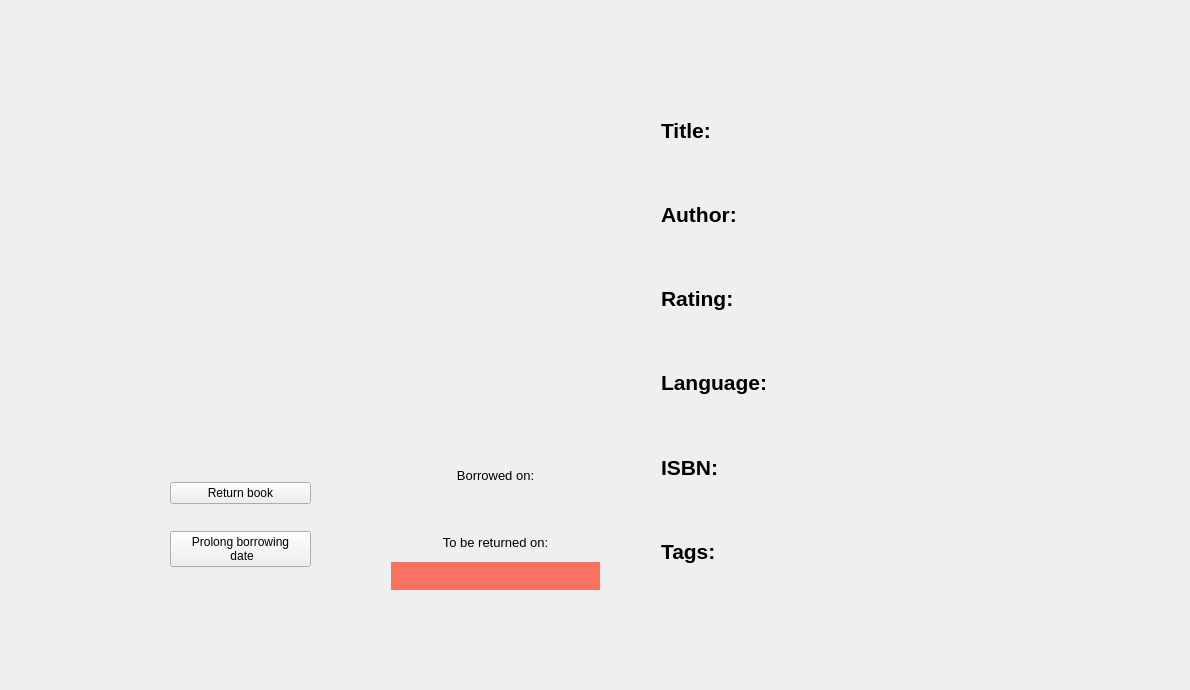
Before: the Qt Designer form Biblioteca/UserApp/BorrowedBookDetails.ui in EchipaSMC/Biblioteca, drawn with Qt 5.
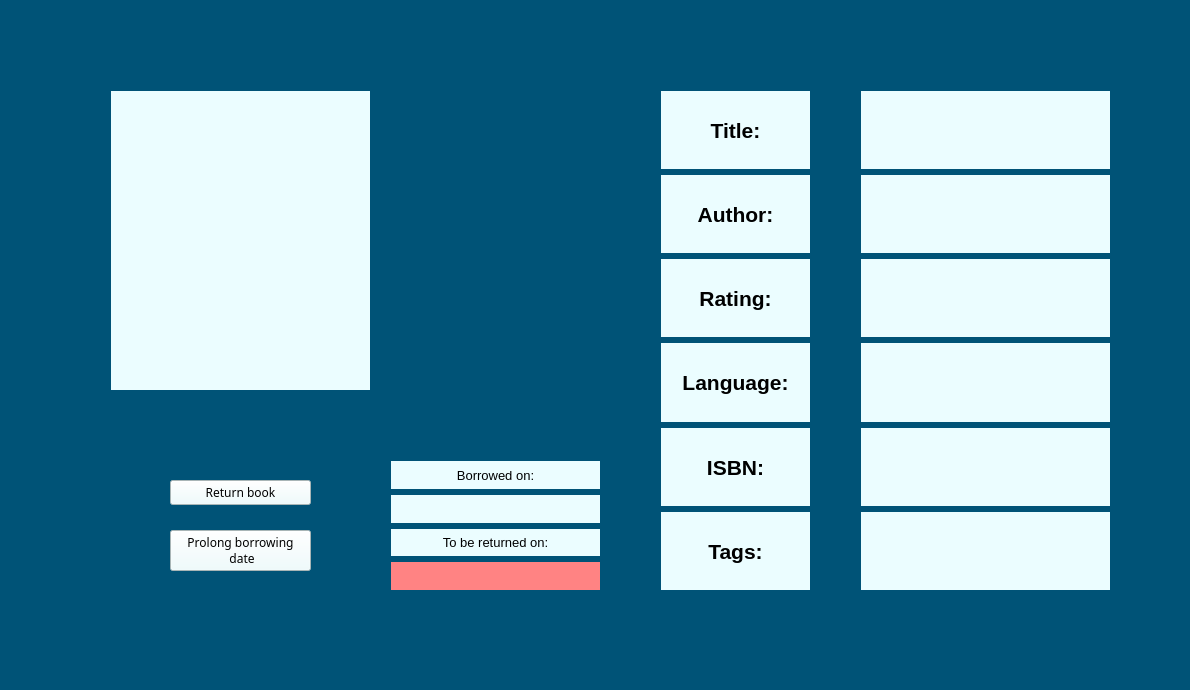
After: the same form once the commit is applied.

Diff of the .ui file:
```diff
--- a/Biblioteca/UserApp/BorrowedBookDetails.ui
+++ b/Biblioteca/UserApp/BorrowedBookDetails.ui
@@ -13,6 +13,9 @@
   <property name="windowTitle">
    <string>Details</string>
   </property>
+  <property name="styleSheet">
+   <string notr="true">background-color: rgb(0, 83, 119);</string>
+  </property>
   <widget class="QWidget" name="verticalLayoutWidget">
    <property name="geometry">
     <rect>
@@ -28,6 +31,9 @@
     </property>
     <item>
      <widget class="QLabel" name="bookImage">
+      <property name="styleSheet">
+       <string notr="true">background-color: rgb(235, 253, 255);</string>
+      </property>
       <property name="text">
        <string/>
       </property>
@@ -56,6 +62,14 @@
     </property>
     <item>
      <widget class="QPushButton" name="returnBook">
+      <property name="font">
+       <font>
+        <family>Bahnschrift SemiBold</family>
+       </font>
+      </property>
+      <property name="styleSheet">
+       <string notr="true">background-color: rgb(235, 253, 255);</string>
+      </property>
       <property name="text">
        <string>Return book</string>
       </property>
@@ -63,6 +77,14 @@
     </item>
     <item>
      <widget class="QPushButton" name="prolongBDate">
+      <property name="font">
+       <font>
+        <family>Bahnschrift SemiBold</family>
+       </font>
+      </property>
+      <property name="styleSheet">
+       <string notr="true">background-color: rgb(235, 253, 255);</string>
+      </property>
       <property name="text">
        <string>Prolong borrowing
  date</string>
@@ -74,7 +96,7 @@
   <widget class="QWidget" name="verticalLayoutWidget_3">
    <property name="geometry">
     <rect>
-     <x>820</x>
+     <x>850</x>
      <y>80</y>
      <width>271</width>
      <height>521</height>
@@ -88,11 +110,14 @@
         <pointsize>16</pointsize>
        </font>
       </property>
+      <property name="styleSheet">
+       <string notr="true">background-color: rgb(235, 253, 255);</string>
+      </property>
       <property name="text">
        <string/>
       </property>
       <property name="alignment">
-       <set>Qt::AlignLeading|Qt::AlignLeft|Qt::AlignVCenter</set>
+       <set>Qt::AlignCenter</set>
       </property>
       <property name="indent">
        <number>5</number>
@@ -106,11 +131,14 @@
         <pointsize>16</pointsize>
        </font>
       </property>
+      <property name="styleSheet">
+       <string notr="true">background-color: rgb(235, 253, 255);</string>
+      </property>
       <property name="text">
        <string/>
       </property>
       <property name="alignment">
-       <set>Qt::AlignLeading|Qt::AlignLeft|Qt::AlignVCenter</set>
+       <set>Qt::AlignCenter</set>
       </property>
       <property name="indent">
        <number>5</number>
@@ -124,11 +152,14 @@
         <pointsize>16</pointsize>
        </font>
       </property>
+      <property name="styleSheet">
+       <string notr="true">background-color: rgb(235, 253, 255);</string>
+      </property>
       <property name="text">
        <string/>
       </property>
       <property name="alignment">
-       <set>Qt::AlignLeading|Qt::AlignLeft|Qt::AlignVCenter</set>
+       <set>Qt::AlignCenter</set>
       </property>
       <property name="indent">
        <number>5</number>
@@ -142,11 +173,14 @@
         <pointsize>16</pointsize>
        </font>
       </property>
+      <property name="styleSheet">
+       <string notr="true">background-color: rgb(235, 253, 255);</string>
+      </property>
       <property name="text">
        <string/>
       </property>
       <property name="alignment">
-       <set>Qt::AlignLeading|Qt::AlignLeft|Qt::AlignVCenter</set>
+       <set>Qt::AlignCenter</set>
       </property>
       <property name="indent">
        <number>5</number>
@@ -160,11 +194,14 @@
         <pointsize>16</pointsize>
        </font>
       </property>
+      <property name="styleSheet">
+       <string notr="true">background-color: rgb(235, 253, 255);</string>
+      </property>
       <property name="text">
        <string/>
       </property>
       <property name="alignment">
-       <set>Qt::AlignLeading|Qt::AlignLeft|Qt::AlignVCenter</set>
+       <set>Qt::AlignCenter</set>
       </property>
       <property name="indent">
        <number>5</number>
@@ -178,11 +215,14 @@
         <pointsize>8</pointsize>
        </font>
       </property>
+      <property name="styleSheet">
+       <string notr="true">background-color: rgb(235, 253, 255);</string>
+      </property>
       <property name="text">
        <string/>
       </property>
       <property name="alignment">
-       <set>Qt::AlignLeading|Qt::AlignLeft|Qt::AlignVCenter</set>
+       <set>Qt::AlignCenter</set>
       </property>
       <property name="indent">
        <number>5</number>
@@ -210,11 +250,14 @@
         <bold>true</bold>
        </font>
       </property>
+      <property name="styleSheet">
+       <string notr="true">background-color: rgb(235, 253, 255);</string>
+      </property>
       <property name="text">
        <string>Title:</string>
       </property>
       <property name="alignment">
-       <set>Qt::AlignLeading|Qt::AlignLeft|Qt::AlignVCenter</set>
+       <set>Qt::AlignCenter</set>
       </property>
      </widget>
     </item>
@@ -227,11 +270,14 @@
         <bold>true</bold>
        </font>
       </property>
+      <property name="styleSheet">
+       <string notr="true">background-color: rgb(235, 253, 255);</string>
+      </property>
       <property name="text">
        <string>Author:</string>
       </property>
       <property name="alignment">
-       <set>Qt::AlignLeading|Qt::AlignLeft|Qt::AlignVCenter</set>
+       <set>Qt::AlignCenter</set>
       </property>
      </widget>
     </item>
@@ -244,11 +290,14 @@
         <bold>true</bold>
        </font>
       </property>
+      <property name="styleSheet">
+       <string notr="true">background-color: rgb(235, 253, 255);</string>
+      </property>
       <property name="text">
        <string>Rating:</string>
       </property>
       <property name="alignment">
-       <set>Qt::AlignLeading|Qt::AlignLeft|Qt::AlignVCenter</set>
+       <set>Qt::AlignCenter</set>
       </property>
      </widget>
     </item>
@@ -261,11 +310,14 @@
         <bold>true</bold>
        </font>
       </property>
+      <property name="styleSheet">
+       <string notr="true">background-color: rgb(235, 253, 255);</string>
+      </property>
       <property name="text">
        <string>Language:</string>
       </property>
       <property name="alignment">
-       <set>Qt::AlignLeading|Qt::AlignLeft|Qt::AlignVCenter</set>
+       <set>Qt::AlignCenter</set>
       </property>
      </widget>
     </item>
@@ -278,11 +330,14 @@
         <bold>true</bold>
        </font>
       </property>
+      <property name="styleSheet">
+       <string notr="true">background-color: rgb(235, 253, 255);</string>
+      </property>
       <property name="text">
        <string>ISBN:</string>
       </property>
       <property name="alignment">
-       <set>Qt::AlignLeading|Qt::AlignLeft|Qt::AlignVCenter</set>
+       <set>Qt::AlignCenter</set>
       </property>
      </widget>
     </item>
@@ -295,11 +350,14 @@
         <bold>true</bold>
        </font>
       </property>
+      <property name="styleSheet">
+       <string notr="true">background-color: rgb(235, 253, 255);</string>
+      </property>
       <property name="text">
        <string>Tags:</string>
       </property>
       <property name="alignment">
-       <set>Qt::AlignLeading|Qt::AlignLeft|Qt::AlignVCenter</set>
+       <set>Qt::AlignCenter</set>
       </property>
      </widget>
     </item>
@@ -322,6 +380,9 @@
         <pointsize>10</pointsize>
        </font>
       </property>
+      <property name="styleSheet">
+       <string notr="true">background-color: rgb(235, 253, 255);</string>
+      </property>
       <property name="text">
        <string>Borrowed on:</string>
       </property>
@@ -339,6 +400,9 @@
         <bold>true</bold>
        </font>
       </property>
+      <property name="styleSheet">
+       <string notr="true">background-color: rgb(235, 253, 255);</string>
+      </property>
       <property name="text">
        <string/>
       </property>
@@ -354,6 +418,9 @@
         <pointsize>10</pointsize>
        </font>
       </property>
+      <property name="styleSheet">
+       <string notr="true">background-color: rgb(235, 253, 255);</string>
+      </property>
       <property name="text">
        <string>To be returned on:</string>
       </property>
@@ -374,7 +441,7 @@
       </property>
       <property name="styleSheet">
        <string notr="true">selection-color: rgb(255, 0, 0);
-background-color: qlineargradient(spread:pad, x1:0, y1:0, x2:1, y2:1, stop:1 rgba(255, 29, 0, 151));</string>
+background-color: rgb(255, 131, 131);</string>
       </property>
       <property name="text">
        <string/>
```
